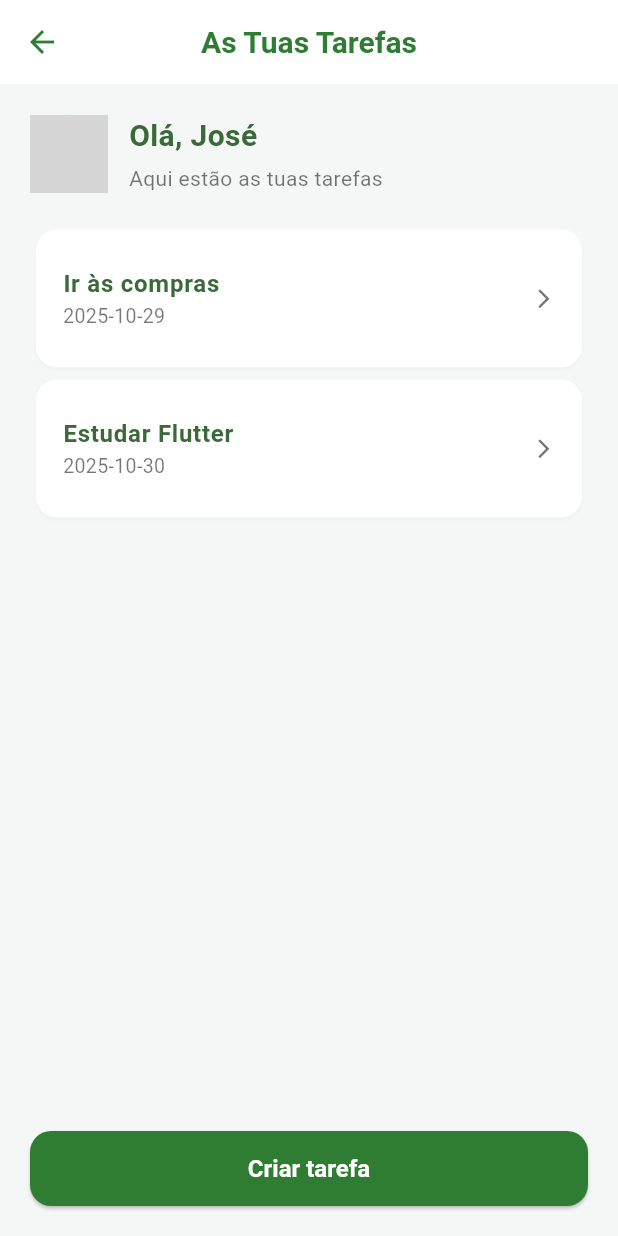
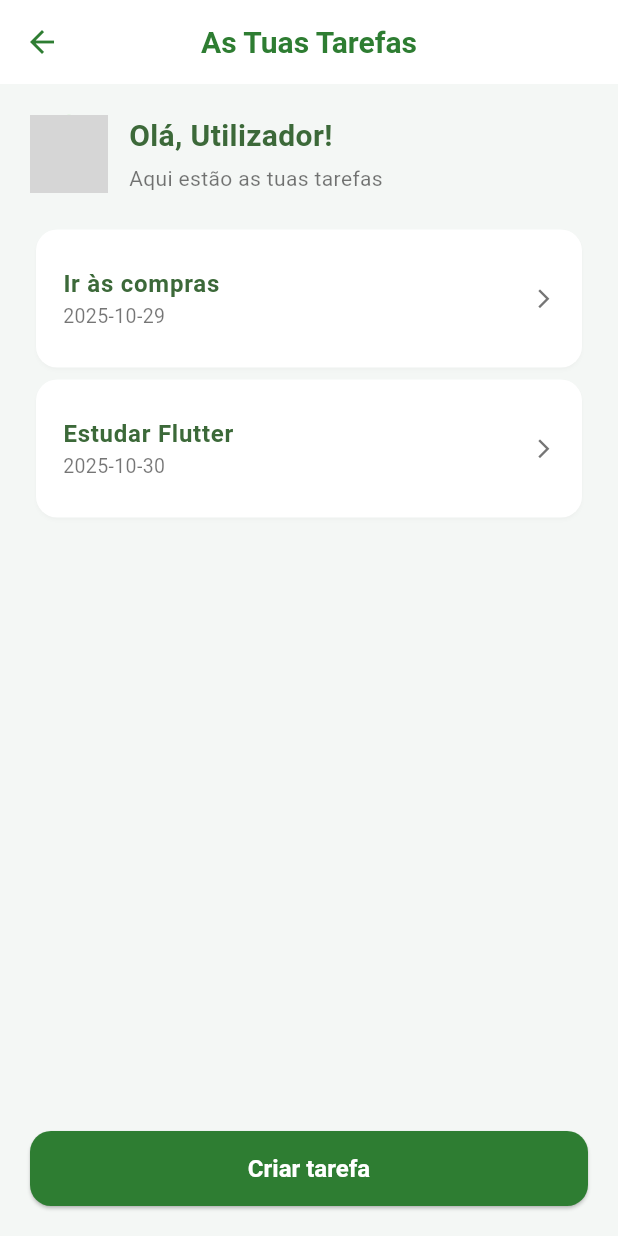
Before and after one commit to lalescadias/todolistfluter, a Flutter app: the TarefasPage screen opened directly, on a phone screen of 412 x 824 dp. Run offline on Flutter 3.47's test engine with Material 3 defaults, Android fonts, the light colour scheme and no system bars; grey boxes are pictures that could not be loaded.

Commit message:
feat: add dynamic user greeting in header based on user input

```diff
--- a/lib/tarefas_page.dart
+++ b/lib/tarefas_page.dart
@@ -1,6 +1,7 @@
 import 'package:flutter/material.dart';
 import 'criar_tarefa.dart';
 import 'detalhes_tarefa.dart';
+import 'utilizador.dart';
 import 'perfil.dart';
 
 final List<Map<String, String>> tarefas = [
@@ -24,6 +25,14 @@ class TarefasPage extends StatefulWidget {
 }
 
 class _TarefasPageState extends State<TarefasPage> {
+  late TextEditingController _nomeUtilizadorController;
+ @override
+  void initState() {
+    super.initState();
+    _nomeUtilizadorController = TextEditingController(text: utilizador['nome'] ?? 'Utilizador');
+  }
+
+
   void removerTarefa(int index) {
     setState(() {
       tarefas.removeAt(index);
@@ -51,7 +60,7 @@ Widget _header(BuildContext context) {
         crossAxisAlignment: CrossAxisAlignment.start,
         children: [
           Text(
-            'Olá, José',
+            'Olá, ${_nomeUtilizadorController.text}!',
             style: TextStyle(
               fontSize: 20,
               fontWeight: FontWeight.w600,
```
